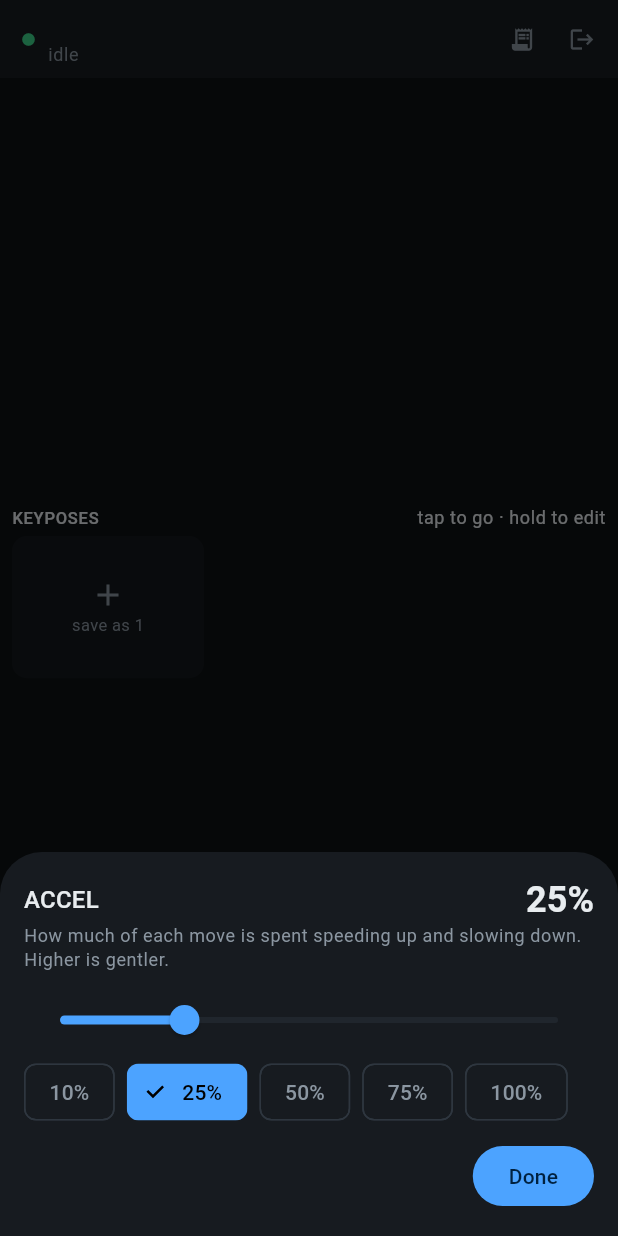
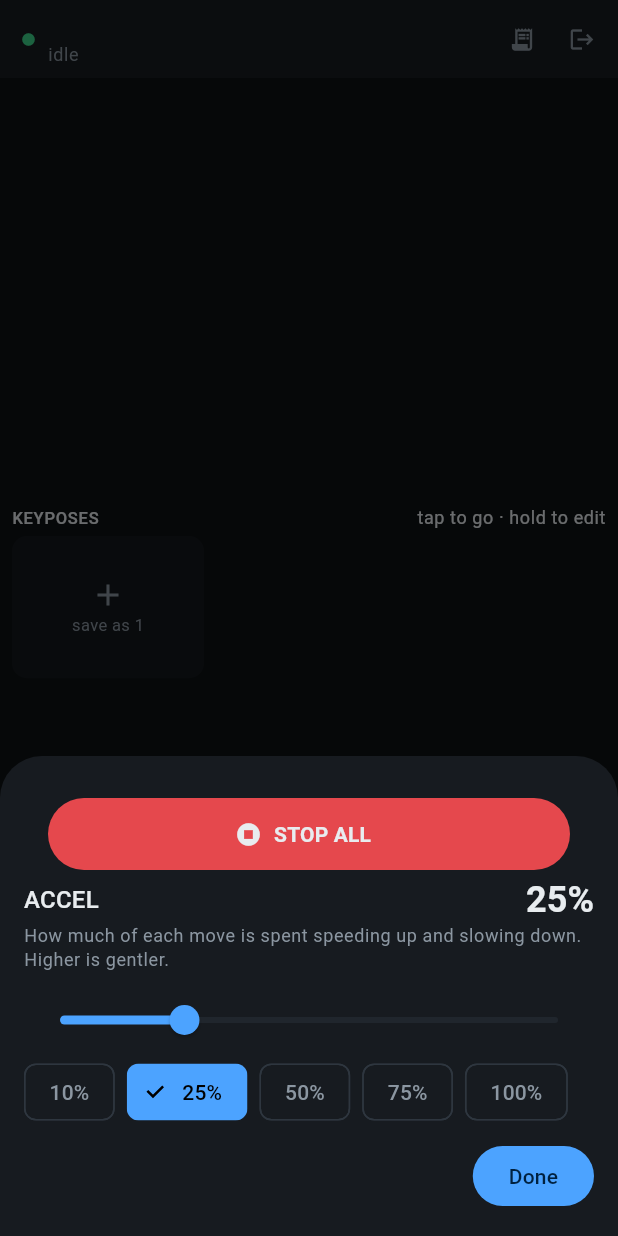
Before and after one commit to Rareuncommon/cam_control, a Flutter app: the RigPage screen opened directly with empty values, item 2 of the bottom bar chosen, on a phone screen of 412 x 824 dp. Run offline on Flutter 3.47's test engine with Material 3 defaults, Android fonts, the phone set to English and light mode, and no system bars; our stand-ins replace flutter_blue_plus, shared_preferences; accounts and stored records are empty; project files that could hold a hidden picture were left out.

Commit message:
Motion: STOP ALL in every sheet, and no stuck "Connecting…" after backgrounding
Found in review (PR #11):
- The speed/accel/jog sheet covered the page's STOP ALL and STOP LOOP
  while something could be moving, and the CamBridge app hides its own stop
  bar on the Motion tab. Every sheet on the control page (style, pose edit,
  loop, SDK log) now starts with a STOP ALL that stops everything and closes
  the sheet.
- Going to the background during the head-only check abandoned the pick-up
  but left the page on "Connecting…" for good. It now goes back to idle and
  is tried again when the app is on screen.

Tests: a loop running under the SPEED sheet is stopped from the sheet's STOP
ALL and the sheet closes; backgrounding during the check returns to idle,
lets the head go, and picks the rig up on return (failed before the fix).

Co-Authored-By: Claude Opus 5.5 <noreply@anthropic.com>
Claude-Session: https://claude.ai/code/session_01RutH7GfgeQWJGHSTLnQeBf

```diff
--- a/mobile/motion/lib/ui/rig_page.dart
+++ b/mobile/motion/lib/ui/rig_page.dart
@@ -156,6 +156,7 @@ class _RigPageState extends State<RigPage> {
           height: MediaQuery.of(context).size.height * 0.7,
           child: Column(
             children: [
+              SheetStop(onStop: c.stopAll),
               ListTile(
                 title: const Text('SDK log'),
                 subtitle: const Text('What the SDK port did and decided. Paste it when something misbehaves.'),
@@ -476,6 +477,7 @@ class _PoseGrid extends StatelessWidget {
         child: Column(
           mainAxisSize: MainAxisSize.min,
           children: [
+            SheetStop(onStop: c.stopAll),
             ListTile(title: Text(c.names[slot] ?? 'Pose ${slot + 1}'), subtitle: Text(_describe(c.poses[slot]))),
             ListTile(
               leading: const Icon(Icons.edit),
@@ -531,6 +533,32 @@ class _PoseGrid extends StatelessWidget {
       ),
     );
   }
+}
+
+/// STOP ALL at the top of every sheet on this page: a sheet covers the
+/// page's own STOP ALL, and something may be moving while it is open.
+/// Stops everything, then closes the sheet. (Found in review, PR #11.)
+class SheetStop extends StatelessWidget {
+  const SheetStop({super.key, required this.onStop});
+  final Future<void> Function() onStop;
+
+  @override
+  Widget build(BuildContext context) => Padding(
+    padding: const EdgeInsets.fromLTRB(16, 12, 16, 4),
+    child: FilledButton.icon(
+      style: FilledButton.styleFrom(
+        backgroundColor: StudioColours.stop,
+        foregroundColor: StudioColours.text,
+        minimumSize: const Size.fromHeight(48),
+      ),
+      onPressed: () {
+        unawaited(onStop());
+        Navigator.of(context).pop();
+      },
+      icon: const Icon(Icons.stop_circle),
+      label: const Text('STOP ALL', style: TextStyle(fontWeight: FontWeight.w700)),
+    ),
+  );
 }
 
 /// Motion is refused: a focus motor is fitted and the head does not yet know
@@ -686,6 +714,7 @@ class _Style extends StatelessWidget {
         children: [
           Expanded(
             child: _StyleTile(
+              onStop: c.stopAll,
               label: 'SPEED',
               help: 'How fast pose moves and loops run, as a share of the rig\'s top speed.',
               value: c.speed,
@@ -699,6 +728,7 @@ class _Style extends StatelessWidget {
           Gap.wSm,
           Expanded(
             child: _StyleTile(
+              onStop: c.stopAll,
               label: 'ACCEL',
               help: 'How much of each move is spent speeding up and slowing down. Higher is gentler.',
               value: c.acceleration,
@@ -712,6 +742,7 @@ class _Style extends StatelessWidget {
           Gap.wSm,
           Expanded(
             child: _StyleTile(
+              onStop: c.stopAll,
               label: 'JOG',
               help: 'The top speed of the jog pads, at full deflection.',
               value: c.jogSpeed,
@@ -730,6 +761,7 @@ class _Style extends StatelessWidget {
 
 class _StyleTile extends StatelessWidget {
   const _StyleTile({
+    required this.onStop,
     required this.label,
     required this.help,
     required this.value,
@@ -742,6 +774,7 @@ class _StyleTile extends StatelessWidget {
   final double value;
   final double min;
   final ValueChanged<double> onChanged;
+  final Future<void> Function() onStop;
 
   static String _percent(double v) => '${(v * 100).round()}%';
 
@@ -817,6 +850,7 @@ class _StyleTile extends StatelessWidget {
                 mainAxisSize: MainAxisSize.min,
                 crossAxisAlignment: CrossAxisAlignment.start,
                 children: [
+                  SheetStop(onStop: onStop),
                   Row(
                     children: [
                       Expanded(child: Text(label, style: theme.textTheme.titleMedium)),
@@ -922,6 +956,7 @@ class _Actions extends StatelessWidget {
               mainAxisSize: MainAxisSize.min,
               crossAxisAlignment: CrossAxisAlignment.start,
               children: [
+                SheetStop(onStop: c.stopAll),
                 Text('Loop', style: Theme.of(context).textTheme.titleLarge),
                 Gap.sm,
                 Row(
```
Also changed, not shown: mobile/motion/lib/app/rig_controller.dart (+11 -1 lines), mobile/motion/test_widget/style_tiles_test.dart (+56 -0 lines), 1 other file.
